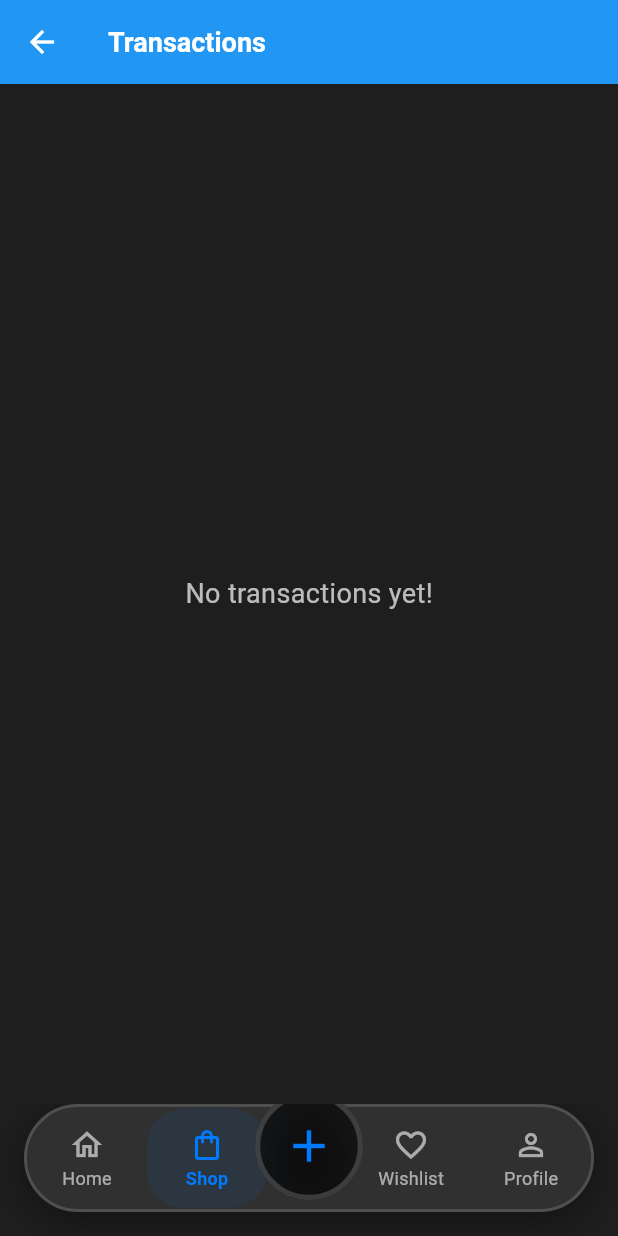
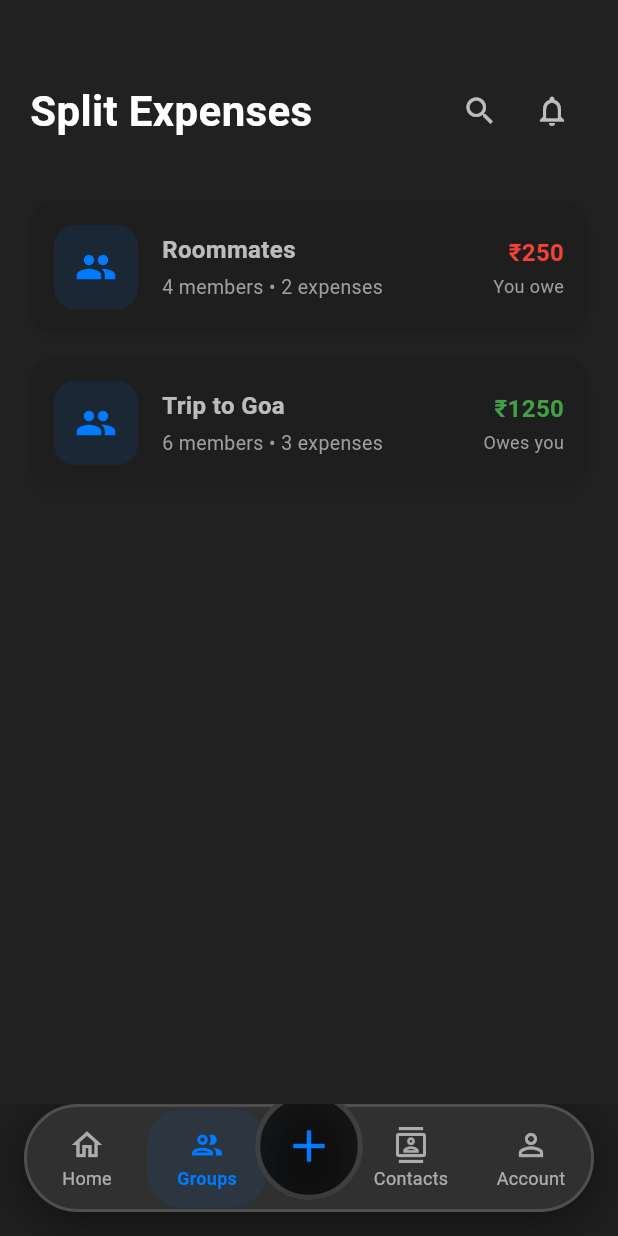
Before and after one commit to prashantjain25/paylent, a Flutter app: the HomeScreen screen opened by its route, item 2 of the bottom bar chosen, on a phone screen of 412 x 824 dp. Run offline on Flutter 3.47's test engine with Material 3 defaults, Android fonts, the phone set to English and light mode, and no system bars; our stand-ins replace firebase_auth, firebase_core, flutter_dotenv, google_sign_in, local_auth; accounts and stored records are empty.

Commit message:
Initial Draft

```diff
--- a/lib/screens/main/home_screen.dart
+++ b/lib/screens/main/home_screen.dart
@@ -3,8 +3,11 @@ import 'package:flutter/material.dart';
 import 'package:intl/intl.dart';
 import 'package:paylent/constants.dart';
 import 'package:paylent/enums.dart';
+import 'package:paylent/screens/main/account_screen.dart';
+import 'package:paylent/screens/main/split_screen.dart';
 import 'package:paylent/main.dart';
 import 'package:paylent/glassmorphism_widgets.dart';
+import 'split_screen.dart';
 
 // Notifier for selected currency symbol
 final ValueNotifier<CurrencyType> currency =
@@ -23,9 +26,9 @@ class _HomeScreenState extends State<HomeScreen> {
 
   late final List<Widget> _screens = [
     const DashboardScreen(),
-    const TransactionsScreen(),
+    const SplitScreen(),
     const BudgetScreen(),
-    const ProfileScreen(),
+    const AccountScreen(),
   ];
 
   @override
@@ -287,50 +290,6 @@ class BudgetScreen extends StatelessWidget {
       );
 }
 
-class ProfileScreen extends StatelessWidget {
-  const ProfileScreen({super.key});
-
-  @override
-  Widget build(final BuildContext context) => Scaffold(
-        appBar: AppBar(
-          title: const Text('Profile'),
-          backgroundColor: AppColors.primaryBlue,
-          foregroundColor: AppColors.textLight,
-        ),
-        body: Padding(
-          padding: const EdgeInsets.all(AppPaddings.screen),
-          child: Column(
-            crossAxisAlignment: CrossAxisAlignment.start,
-            children: [
-              const Text(AppStrings.selectCurrency,
-                  style: TextStyle(
-                      fontSize: 18,
-                      fontWeight: FontWeight.bold,
-                      color: AppColors.primaryBlue)),
-              const SizedBox(height: AppPaddings.section),
-              ValueListenableBuilder<CurrencyType>(
-                valueListenable: currency,
-                builder: (final BuildContext context, final CurrencyType curr, final Widget? _) => DropdownButton<CurrencyType>(
-                  value: curr,
-                  items: const [
-                    DropdownMenuItem(
-                        value: CurrencyType.inr, child: Text('₹')),
-                    DropdownMenuItem(
-                        value: CurrencyType.usd, child: Text('\$')),
-                  ],
-                  onChanged: (final CurrencyType? newCurr) {
-                    newCurr != null ? currency.value = newCurr : null;
-                  },
-                ),
-              ),
-              const SizedBox(height: 32),
-              const Text('Other profile features here...'),
-            ],
-          ),
-        ),
-      );
-}
-
 class _ExpenseTile extends StatelessWidget {
   final String title;
   final String amount;
@@ -418,10 +377,10 @@ class _CustomBNB extends StatelessWidget {
                 mainAxisAlignment: MainAxisAlignment.spaceAround,
                 children: [
                   _BNBItem(icon: Icons.home_outlined, label: 'Home', selected: currentIndex == 0, selectedColor: selectedColor, unselectedColor: unselectedColor, onTap: () => onTap(0)),
-                  _BNBItem(icon: Icons.shopping_bag_outlined, label: 'Shop', selected: currentIndex == 1, selectedColor: selectedColor, unselectedColor: unselectedColor, onTap: () => onTap(1)),
+                  _BNBItem(icon: Icons.group_outlined, label: 'Groups', selected: currentIndex == 1, selectedColor: selectedColor, unselectedColor: unselectedColor, onTap: () => onTap(1)),
                   const SizedBox(width: 56),
-                  _BNBItem(icon: Icons.favorite_border, label: 'Wishlist', selected: currentIndex == 2, selectedColor: selectedColor, unselectedColor: unselectedColor, onTap: () => onTap(2)),
-                  _BNBItem(icon: Icons.person_outline, label: 'Profile', selected: currentIndex == 3, selectedColor: selectedColor, unselectedColor: unselectedColor, onTap: () => onTap(3)),
+                  _BNBItem(icon: Icons.contacts_outlined, label: 'Contacts', selected: currentIndex == 2, selectedColor: selectedColor, unselectedColor: unselectedColor, onTap: () => onTap(2)),
+                  _BNBItem(icon: Icons.person_outline, label: 'Account', selected: currentIndex == 3, selectedColor: selectedColor, unselectedColor: unselectedColor, onTap: () => onTap(3)),
                 ],
               ),
             )
@@ -430,10 +389,10 @@ class _CustomBNB extends StatelessWidget {
                 mainAxisAlignment: MainAxisAlignment.spaceAround,
                 children: [
                   _BNBItem(icon: Icons.home_outlined, label: 'Home', selected: currentIndex == 0, selectedColor: selectedColor, unselectedColor: unselectedColor, onTap: () => onTap(0)),
-                  _BNBItem(icon: Icons.shopping_bag_outlined, label: 'Shop', selected: currentIndex == 1, selectedColor: selectedColor, unselectedColor: unselectedColor, onTap: () => onTap(1)),
+                  _BNBItem(icon: Icons.group_outlined, label: 'Groups', selected: currentIndex == 1, selectedColor: selectedColor, unselectedColor: unselectedColor, onTap: () => onTap(1)),
                   const SizedBox(width: 56),
-                  _BNBItem(icon: Icons.favorite_border, label: 'Wishlist', selected: currentIndex == 2, selectedColor: selectedColor, unselectedColor: unselectedColor, onTap: () => onTap(2)),
-                  _BNBItem(icon: Icons.person_outline, label: 'Profile', selected: currentIndex == 3, selectedColor: selectedColor, unselectedColor: unselectedColor, onTap: () => onTap(3)),
+                  _BNBItem(icon: Icons.contacts_outlined, label: 'Contacts', selected: currentIndex == 2, selectedColor: selectedColor, unselectedColor: unselectedColor, onTap: () => onTap(2)),
+                  _BNBItem(icon: Icons.person_outline, label: 'Account', selected: currentIndex == 3, selectedColor: selectedColor, unselectedColor: unselectedColor, onTap: () => onTap(3)),
                 ],
               ),
             ),
--- /dev/null
+++ b/lib/screens/main/split_screen.dart
@@ -0,0 +1,202 @@
+import 'package:flutter/material.dart';
+import 'package:paylent/constants.dart';
+import 'package:paylent/glassmorphism_widgets.dart';
+
+class SplitScreen extends StatefulWidget {
+  const SplitScreen({super.key});
+
+  @override
+  State<SplitScreen> createState() => _SplitScreenState();
+}
+
+class _SplitScreenState extends State<SplitScreen> {
+  final List<Map<String, dynamic>> _groups = [
+    {
+      'name': 'Roommates',
+      'members': 4,
+      'amount': 1250.0,
+      'youOwe': 250.0,
+      'owesYou': 0.0,
+      'transactions': [
+        {'title': 'Rent', 'amount': 1000.0, 'date': 'Nov 25', 'paidBy': 'You'},
+        {'title': 'Groceries', 'amount': 250.0, 'date': 'Nov 28', 'paidBy': 'Alex'},
+      ],
+    },
+    {
+      'name': 'Trip to Goa',
+      'members': 6,
+      'amount': 8750.0,
+      'youOwe': 0.0,
+      'owesYou': 1250.0,
+      'transactions': [
+        {'title': 'Hotel', 'amount': 5000.0, 'date': 'Nov 20', 'paidBy': 'You'},
+        {'title': 'Rent a Car', 'amount': 2500.0, 'date': 'Nov 21', 'paidBy': 'Priya'},
+        {'title': 'Food', 'amount': 1250.0, 'date': 'Nov 22', 'paidBy': 'Rahul'},
+      ],
+    },
+  ];
+
+  @override
+  Widget build(BuildContext context) {
+    final isDark = Theme.of(context).brightness == Brightness.dark;
+    final primaryColor = Theme.of(context).primaryColor;
+
+    return Scaffold(
+      backgroundColor: isDark ? Colors.grey[900] : Colors.grey[50],
+      body: Column(
+        children: [
+          // Header with title and action buttons
+          Padding(
+            padding: const EdgeInsets.fromLTRB(20, 50, 20, 20),
+            child: Row(
+              mainAxisAlignment: MainAxisAlignment.spaceBetween,
+              children: [
+                Text(
+                  'Split Expenses',
+                  style: TextStyle(
+                    fontSize: 28,
+                    fontWeight: FontWeight.bold,
+                    color: isDark ? Colors.white : Colors.black87,
+                  ),
+                ),
+                Row(
+                  children: [
+                    IconButton(
+                      icon: Icon(Icons.search, color: isDark ? Colors.white70 : Colors.grey[600]),
+                      onPressed: () {},
+                    ),
+                    IconButton(
+                      icon: Icon(Icons.notifications_none, color: isDark ? Colors.white70 : Colors.grey[600]),
+                      onPressed: () {},
+                    ),
+                  ],
+                ),
+              ],
+            ),
+          ),
+
+          // Main Content
+          Expanded(
+            child: _buildGroupsList(),
+          ),
+        ],
+      ),
+    );
+  }
+
+  Widget _buildGroupsList() {
+    return ListView.builder(
+      padding: const EdgeInsets.symmetric(horizontal: 20, vertical: 16),
+      itemCount: _groups.length,
+      itemBuilder: (context, index) {
+        final group = _groups[index];
+        final bool youOwe = group['youOwe'] > 0;
+        final bool owesYou = group['owesYou'] > 0;
+
+        return Container(
+          margin: const EdgeInsets.only(bottom: 16),
+          decoration: BoxDecoration(
+            color: Theme.of(context).cardColor,
+            borderRadius: BorderRadius.circular(16),
+            boxShadow: [
+              BoxShadow(
+                color: Colors.black.withOpacity(0.05),
+                blurRadius: 10,
+                offset: const Offset(0, 4),
+              ),
+            ],
+          ),
+          child: Material(
+            color: Colors.transparent,
+            child: InkWell(
+              borderRadius: BorderRadius.circular(16),
+              onTap: () {
+                // TODO: Navigate to group details
+              },
+              child: Padding(
+                padding: const EdgeInsets.all(16),
+                child: Row(
+                  children: [
+                    // Group Avatar
+                    Container(
+                      width: 56,
+                      height: 56,
+                      decoration: BoxDecoration(
+                        color: Theme.of(context).primaryColor.withOpacity(0.1),
+                        borderRadius: BorderRadius.circular(14),
+                      ),
+                      child: Icon(
+                        Icons.group,
+                        color: Theme.of(context).primaryColor,
+                        size: 28,
+                      ),
+                    ),
+
+                    const SizedBox(width: 16),
+
+                    // Group Info
+                    Expanded(
+                      child: Column(
+                        crossAxisAlignment: CrossAxisAlignment.start,
+                        children: [
+                          Text(
+                            group['name'],
+                            style: const TextStyle(
+                              fontSize: 16,
+                              fontWeight: FontWeight.w600,
+                            ),
+                          ),
+                          const SizedBox(height: 4),
+                          Text(
+                            '${group['members']} members • ${group['transactions'].length} expenses',
+                            style: TextStyle(
+                              fontSize: 13,
+                              color: Colors.grey[500],
+                            ),
+                          ),
+                        ],
+                      ),
+                    ),
+
+                    // Amount
+                    Column(
+                      crossAxisAlignment: CrossAxisAlignment.end,
+                      children: [
+                        if (youOwe)
+                          Text(
+                            '₹${group['youOwe'].toStringAsFixed(0)}',
+                            style: const TextStyle(
+                              color: Colors.red,
+                              fontWeight: FontWeight.w600,
+                              fontSize: 16,
+                            ),
+                          ),
+                        if (owesYou)
+                          Text(
+                            '₹${group['owesYou'].toStringAsFixed(0)}',
+                            style: TextStyle(
+                              color: Colors.green[600],
+                              fontWeight: FontWeight.w600,
+                              fontSize: 16,
+                            ),
+                          ),
+                        const SizedBox(height: 2),
+                        Text(
+                          youOwe ? 'You owe' : 'Owes you',
+                          style: TextStyle(
+                            color: Colors.grey[500],
+                            fontSize: 12,
+                          ),
+                        ),
+                      ],
+                    ),
+                  ],
+                ),
+              ),
+            ),
+          ),
+        );
+      },
+    );
+  }
+}
```
Also changed, not shown: lib/screens/main/account_screen.dart (added, +333 -0 lines), pubspec.lock, 7 other files.
